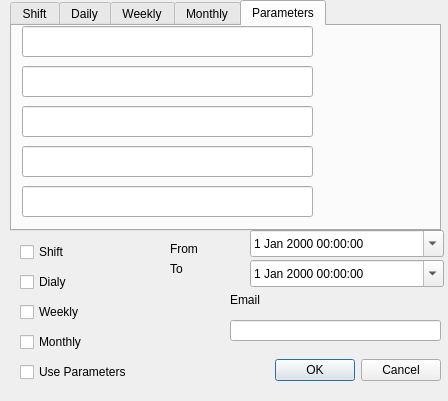
This is customscheduling.ui in Davebudil/reporter as Qt 5 draws it before an edit. The edited form follows.
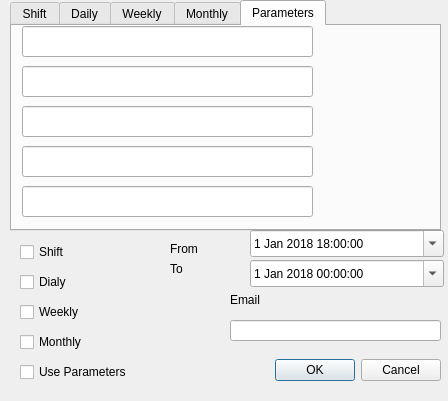
This is the edited form.

The edit to the form file:
```diff
--- a/customscheduling.ui
+++ b/customscheduling.ui
@@ -93,6 +93,16 @@
      <height>27</height>
     </rect>
    </property>
+   <property name="dateTime">
+    <datetime>
+     <hour>18</hour>
+     <minute>0</minute>
+     <second>0</second>
+     <year>2018</year>
+     <month>1</month>
+     <day>1</day>
+    </datetime>
+   </property>
    <property name="calendarPopup">
     <bool>true</bool>
    </property>
@@ -106,6 +116,16 @@
      <height>27</height>
     </rect>
    </property>
+   <property name="dateTime">
+    <datetime>
+     <hour>0</hour>
+     <minute>0</minute>
+     <second>0</second>
+     <year>2018</year>
+     <month>1</month>
+     <day>1</day>
+    </datetime>
+   </property>
    <property name="calendarPopup">
     <bool>true</bool>
    </property>
```
